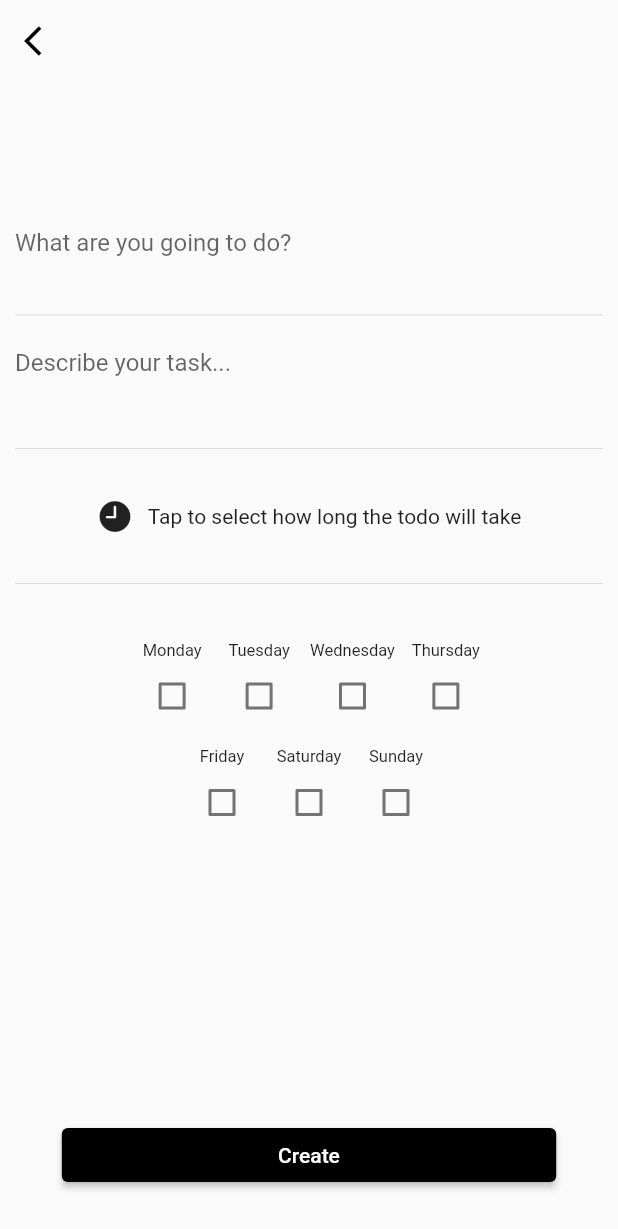
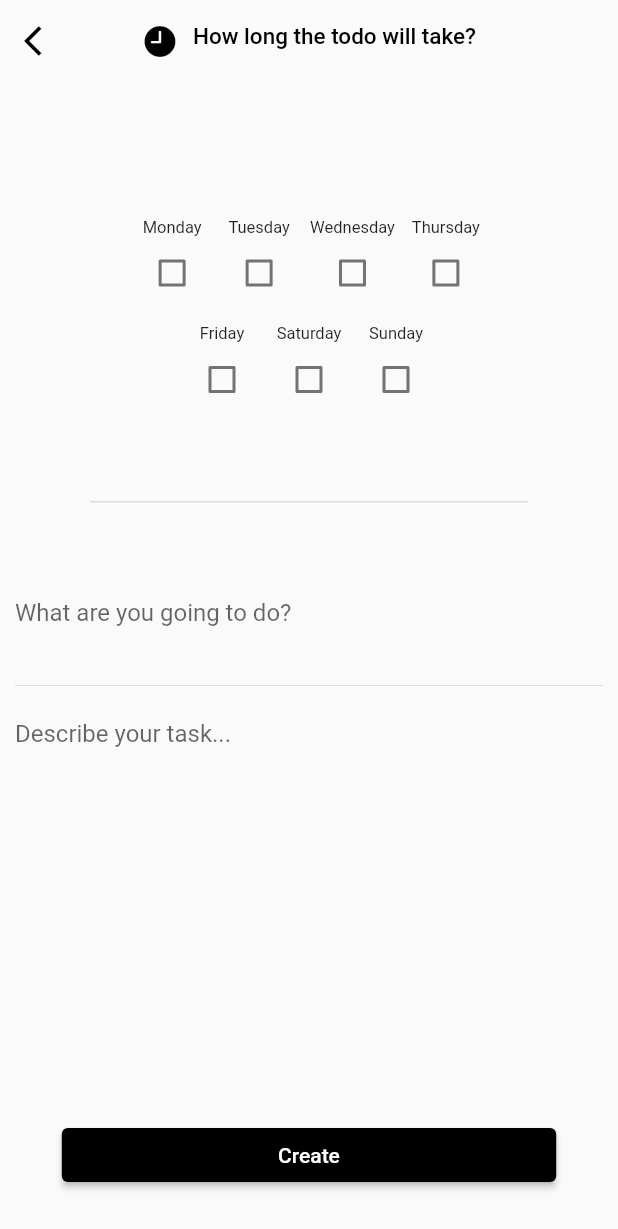
Before and after one commit to theiskaa/Visual-Time, a Flutter app: the screen it shows after launch, after a tap on the "add" icon, on a phone screen of 412 x 824 dp. Shown: the top 1229 px of the screen. Run offline on Flutter 3.47's test engine with Material 2 defaults, Android fonts, the light colour scheme and no system bars; our stand-ins replace hive, hive_flutter, logger, syncfusion_flutter_charts; accounts and stored records are empty.

Commit message:
Fix layout view and user interface

```diff
--- a/lib/view/create.dart
+++ b/lib/view/create.dart
@@ -39,13 +39,7 @@ class CreateTaskPageState extends State<CreateTaskPage> {
   Widget build(BuildContext context) {
     return Scaffold(
       extendBodyBehindAppBar: true,
-      appBar: TransparentAppBar(
-        onLeadingTap: () => Navigator.pushAndRemoveUntil(
-          context,
-          MaterialPageRoute(builder: (context) => const Home()),
-          (route) => false,
-        ),
-      ),
+      appBar: appBar(context),
       bottomNavigationBar: createButton(),
       body: SingleChildScrollView(
         padding: const EdgeInsets.all(10),
@@ -54,6 +48,11 @@ class CreateTaskPageState extends State<CreateTaskPage> {
           child: Column(
             children: [
               const SizedBox(height: 130),
+              Wrap(children: [for (var i = 0; i < 4; i++) dayChecker(i)]),
+              Wrap(children: [for (var i = 4; i < 7; i++) dayChecker(i)]),
+              const SizedBox(height: 50),
+              divider,
+              const SizedBox(height: 50),
               TextFormField(
                 controller: titleTextController,
                 maxLines: 2,
@@ -75,25 +74,6 @@ class CreateTaskPageState extends State<CreateTaskPage> {
                   hint: 'Describe your task...',
                 ),
               ),
-              const SizedBox(height: 25),
-              const Divider(),
-              const SizedBox(height: 25),
-              GestureDetector(
-                onTap: () => showTimePicker(),
-                child: Row(
-                  mainAxisAlignment: MainAxisAlignment.center,
-                  children: [
-                    const Icon(CupertinoIcons.clock_fill),
-                    const SizedBox(width: 10),
-                    Text(durationOfTask.toHumanLang())
-                  ],
-                ),
-              ),
-              const SizedBox(height: 25),
-              const Divider(),
-              const SizedBox(height: 25),
-              Wrap(children: [for (var i = 0; i < 4; i++) dayChecker(i)]),
-              Wrap(children: [for (var i = 4; i < 7; i++) dayChecker(i)]),
             ],
           ),
         ),
@@ -101,9 +81,41 @@ class CreateTaskPageState extends State<CreateTaskPage> {
     );
   }
 
+  TransparentAppBar appBar(BuildContext context) {
+    return TransparentAppBar(
+      titleWidget: GestureDetector(
+        onTap: () => showTimePicker(),
+        child: Wrap(
+          alignment: WrapAlignment.center,
+          children: [
+            const Icon(CupertinoIcons.clock_fill, color: Colors.black),
+            const SizedBox(width: 10),
+            Text(
+              durationOfTask.toHumanLang(),
+              style: const TextStyle(color: Colors.black, fontSize: 15),
+            )
+          ],
+        ),
+      ),
+      onLeadingTap: () {
+        ScaffoldMessenger.of(context).removeCurrentSnackBar();
+        Navigator.pushAndRemoveUntil(
+          context,
+          MaterialPageRoute(builder: (context) => const Home()),
+          (route) => false,
+        );
+      },
+    );
+  }
+
   Future<void> showTimePicker() async {
     showModalBottomSheet(
-      shape: RoundedRectangleBorder(borderRadius: BorderRadius.circular(20.0)),
+      shape: const RoundedRectangleBorder(
+        borderRadius: BorderRadius.only(
+          topLeft: Radius.circular(30),
+          topRight: Radius.circular(30),
+        ),
+      ),
       backgroundColor: Colors.white,
       context: context,
       builder: (builder) {
@@ -241,7 +253,7 @@ class CreateTaskPageState extends State<CreateTaskPage> {
         localDbService.rightBoxByCheckBoxId(i).add(task.copyWith(
               uniquekey: localDbService.rightTaskKeyCheckBoxId(i),
             ));
-
+        ScaffoldMessenger.of(context).removeCurrentSnackBar();
         Navigator.pop(context);
       }
     }
--- a/lib/view/day_view.dart
+++ b/lib/view/day_view.dart
@@ -42,6 +42,9 @@ class _DayViewState extends State<DayView> {
             child: Column(
               children: [
                 DayChart(tasks: tasks, tooltipBehaviorEnabled: true),
+                const SizedBox(height: 15),
+                const Divider(),
+                const SizedBox(height: 15),
                 Column(
                   children: tasks
                       .map(
--- a/lib/view/widgets/utils.dart
+++ b/lib/view/widgets/utils.dart
@@ -46,10 +46,7 @@ extension DurationToHumanLangEXT on Duration {
     var inHours = this.inHours.toString();
 
     if (this == Duration.zero) {
-      return 'Tap to select how long the todo will take';
-    }
-    if (inMinutes == '60') {
-      return '${this.inHours + 1} hours +++++';
+      return 'How long the todo will take?';
     }
     if (inMinutes != '0' && inHours != '0') {
       return '$inHours hours and $inMinutes minutes';
@@ -65,8 +62,6 @@ extension DurationToHumanLangEXT on Duration {
   }
 }
 
-
-
 double calculateTasksTotalTime(List<Task>? tasks) {
   var filledAmount = 0.0;
 
@@ -76,3 +71,13 @@ double calculateTasksTotalTime(List<Task>? tasks) {
 
   return filledAmount;
 }
+
+/// Custom divider.
+Widget get divider {
+  return const Divider(
+    height: 5,
+    thickness: 1,
+    indent: 50,
+    endIndent: 50,
+  );
+}
```
Also changed, not shown: 2 other files.
